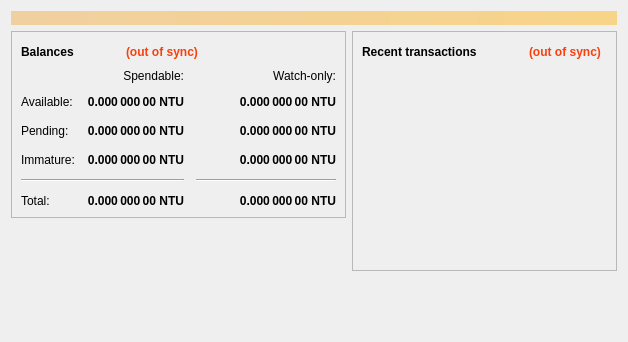
Old version of the form src/qt/forms/overviewpage.ui in the repository nutucoin/NutucoinV2.
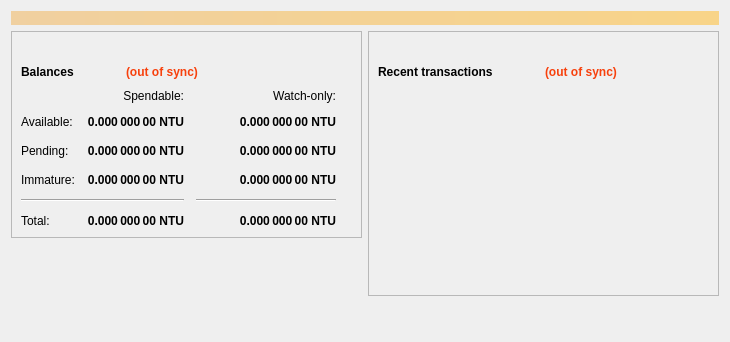
New version of the form. Icons and pictures are not drawn.

What changed in the file:
```diff
--- a/src/qt/forms/overviewpage.ui
+++ b/src/qt/forms/overviewpage.ui
@@ -6,7 +6,7 @@
    <rect>
     <x>0</x>
     <y>0</y>
-    <width>628</width>
+    <width>730</width>
     <height>342</height>
    </rect>
   </property>
@@ -46,6 +46,22 @@
           <enum>QFrame::Raised</enum>
          </property>
          <layout class="QVBoxLayout" name="verticalLayout_4">
+          <item>
+           <spacer name="verticalSpacer_4">
+            <property name="orientation">
+             <enum>Qt::Vertical</enum>
+            </property>
+            <property name="sizeType">
+             <enum>QSizePolicy::Fixed</enum>
+            </property>
+            <property name="sizeHint" stdset="0">
+             <size>
+              <width>20</width>
+              <height>20</height>
+             </size>
+            </property>
+           </spacer>
+          </item>
           <item>
            <layout class="QHBoxLayout" name="horizontalLayout_4">
             <item>
@@ -456,7 +472,7 @@
           </size>
          </property>
          <property name="styleSheet">
-          <string notr="true">QPushButton {background-color:transparent}</string>
+          <string notr="true">QPushButton {background-color:transparent;Text-align:left}</string>
          </property>
          <property name="text">
           <string/>
@@ -501,6 +517,22 @@
           <enum>QFrame::Raised</enum>
          </property>
          <layout class="QVBoxLayout" name="verticalLayout">
+          <item>
+           <spacer name="verticalSpacer_5">
+            <property name="orientation">
+             <enum>Qt::Vertical</enum>
+            </property>
+            <property name="sizeType">
+             <enum>QSizePolicy::Fixed</enum>
+            </property>
+            <property name="sizeHint" stdset="0">
+             <size>
+              <width>20</width>
+              <height>20</height>
+             </size>
+            </property>
+           </spacer>
+          </item>
           <item>
            <layout class="QHBoxLayout" name="horizontalLayout_2">
             <item>
@@ -586,6 +618,19 @@
             </item>
            </layout>
           </item>
+          <item>
+           <spacer name="verticalSpacer_6">
+            <property name="orientation">
+             <enum>Qt::Vertical</enum>
+            </property>
+            <property name="sizeHint" stdset="0">
+             <size>
+              <width>20</width>
+              <height>10</height>
+             </size>
+            </property>
+           </spacer>
+          </item>
           <item>
            <widget class="QListView" name="listTransactions">
             <property name="styleSheet">
```
